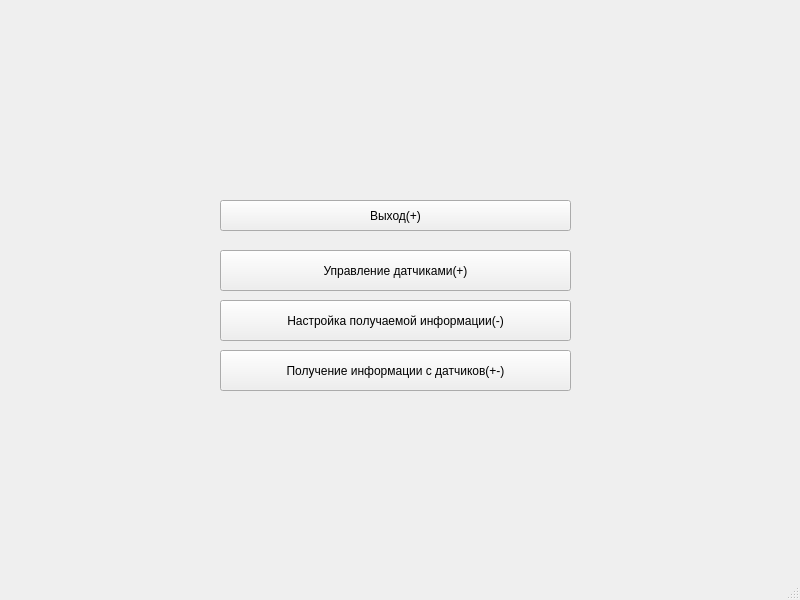
Before: the Qt Designer form MWindow.ui in Max1Mcg/IoT_project, drawn with Qt 5.
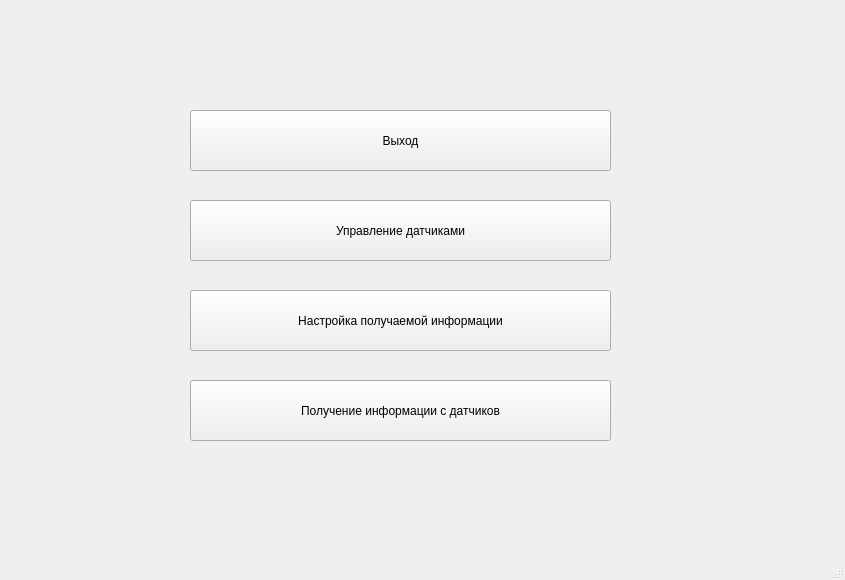
After: the same form once the commit is applied.

Commit message: Resizing buttons and their position on widgets

```diff
--- a/MWindow.ui
+++ b/MWindow.ui
@@ -6,8 +6,8 @@
    <rect>
     <x>0</x>
     <y>0</y>
-    <width>800</width>
-    <height>600</height>
+    <width>845</width>
+    <height>580</height>
    </rect>
   </property>
   <property name="windowTitle">
@@ -17,53 +17,59 @@
    <widget class="QPushButton" name="pushButton_2">
     <property name="geometry">
      <rect>
-      <x>220</x>
-      <y>250</y>
-      <width>351</width>
-      <height>41</height>
-     </rect>
-    </property>
-    <property name="text">
-     <string>Управление датчиками(+)</string>
-    </property>
-   </widget>
-   <widget class="QPushButton" name="pushButton">
-    <property name="geometry">
-     <rect>
-      <x>220</x>
+      <x>190</x>
       <y>200</y>
-      <width>351</width>
-      <height>31</height>
+      <width>421</width>
+      <height>61</height>
      </rect>
     </property>
     <property name="text">
-     <string>Выход(+)</string>
+     <string>Управление датчиками</string>
+    </property>
+   </widget>
+   <widget class="QPushButton" name="pushButton">
+    <property name="geometry">
+     <rect>
+      <x>190</x>
+      <y>110</y>
+      <width>421</width>
+      <height>61</height>
+     </rect>
+    </property>
+    <property name="sizePolicy">
+     <sizepolicy hsizetype="Expanding" vsizetype="Expanding">
+      <horstretch>0</horstretch>
+      <verstretch>0</verstretch>
+     </sizepolicy>
+    </property>
+    <property name="text">
+     <string>Выход</string>
     </property>
    </widget>
    <widget class="QPushButton" name="pushButton_3">
     <property name="geometry">
      <rect>
-      <x>220</x>
-      <y>300</y>
-      <width>351</width>
-      <height>41</height>
+      <x>190</x>
+      <y>290</y>
+      <width>421</width>
+      <height>61</height>
      </rect>
     </property>
     <property name="text">
-     <string>Настройка получаемой информации(-)</string>
+     <string>Настройка получаемой информации</string>
     </property>
    </widget>
    <widget class="QPushButton" name="pushButton_4">
     <property name="geometry">
      <rect>
-      <x>220</x>
-      <y>350</y>
-      <width>351</width>
-      <height>41</height>
+      <x>190</x>
+      <y>380</y>
+      <width>421</width>
+      <height>61</height>
      </rect>
     </property>
     <property name="text">
-     <string>Получение информации с датчиков(+-)</string>
+     <string>Получение информации с датчиков</string>
     </property>
    </widget>
   </widget>
```
Left out of the diff: 2 changed lines with no effect on the pictures. The commit also changes 5 other files.
